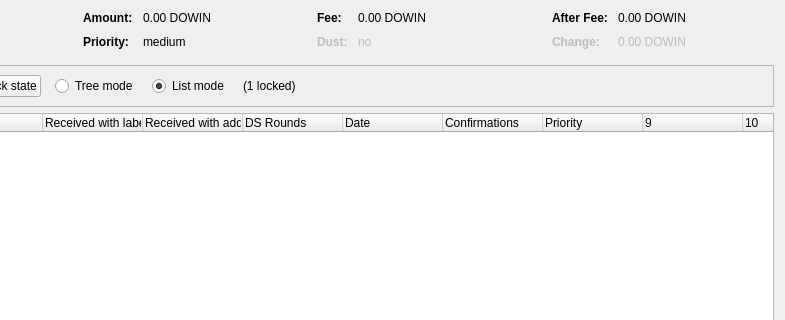
First picture: the form in src/qt/forms/coincontroldialog.ui, repository gooddeedcoin/gdc2, before the edit; both pictures show x 169 to 954 and y 0 to 320 of the 954 by 500 pixel window.
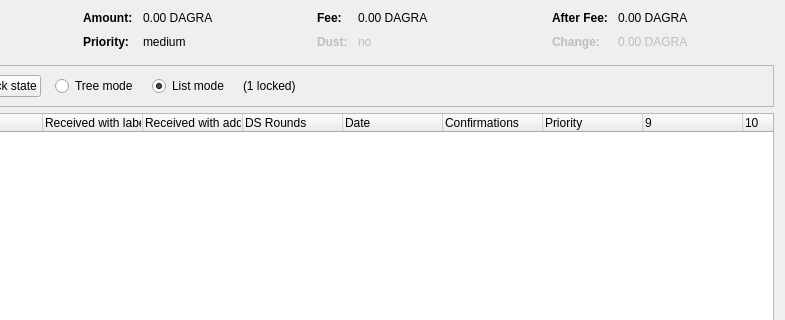
Second picture: the form after the edit. Custom widgets are drawn as their Qt base class.

Patch:
```diff
--- a/src/qt/forms/coincontroldialog.ui
+++ b/src/qt/forms/coincontroldialog.ui
@@ -132,7 +132,7 @@
           <enum>Qt::ActionsContextMenu</enum>
          </property>
          <property name="text">
-          <string notr="true">0.00 DOWIN</string>
+          <string notr="true">0.00 DAGRA</string>
          </property>
          <property name="textInteractionFlags">
           <set>Qt::LinksAccessibleByMouse|Qt::TextSelectableByKeyboard|Qt::TextSelectableByMouse</set>
@@ -206,7 +206,7 @@
           <enum>Qt::ActionsContextMenu</enum>
          </property>
          <property name="text">
-          <string notr="true">0.00 DOWIN</string>
+          <string notr="true">0.00 DAGRA</string>
          </property>
          <property name="textInteractionFlags">
           <set>Qt::LinksAccessibleByMouse|Qt::TextSelectableByKeyboard|Qt::TextSelectableByMouse</set>
@@ -286,7 +286,7 @@
           <enum>Qt::ActionsContextMenu</enum>
          </property>
          <property name="text">
-          <string notr="true">0.00 DOWIN</string>
+          <string notr="true">0.00 DAGRA</string>
          </property>
          <property name="textInteractionFlags">
           <set>Qt::LinksAccessibleByMouse|Qt::TextSelectableByKeyboard|Qt::TextSelectableByMouse</set>
@@ -321,7 +321,7 @@
           <enum>Qt::ActionsContextMenu</enum>
          </property>
          <property name="text">
-          <string notr="true">0.00 DOWIN</string>
+          <string notr="true">0.00 DAGRA</string>
          </property>
          <property name="textInteractionFlags">
           <set>Qt::LinksAccessibleByMouse|Qt::TextSelectableByKeyboard|Qt::TextSelectableByMouse</set>
```
